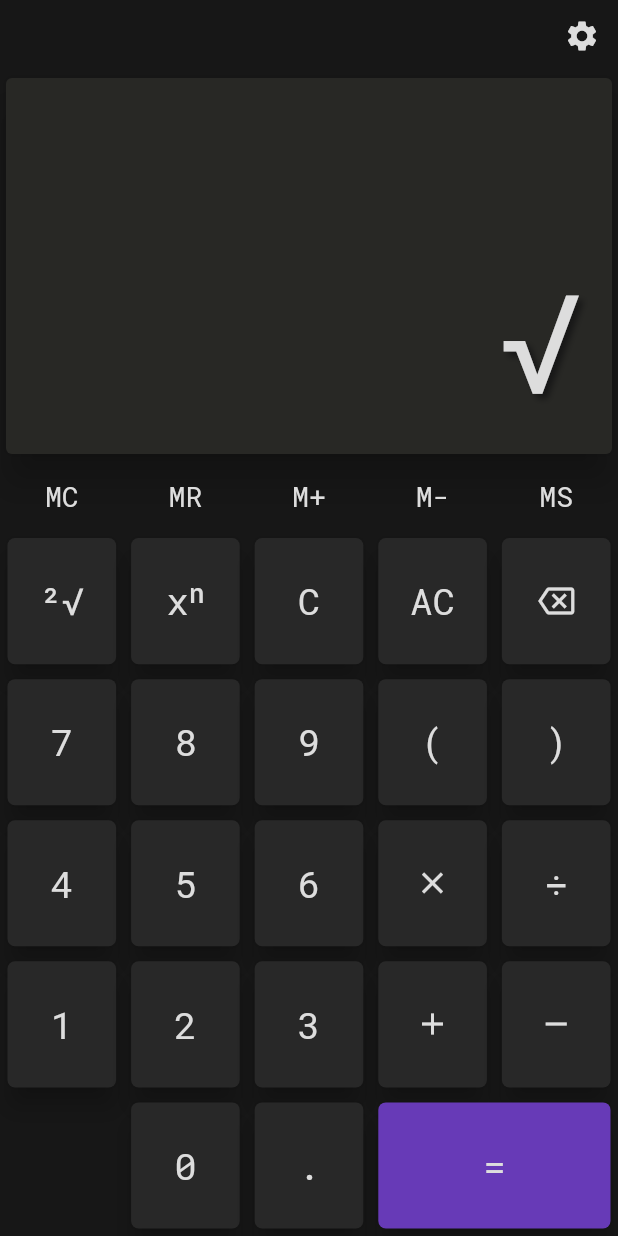
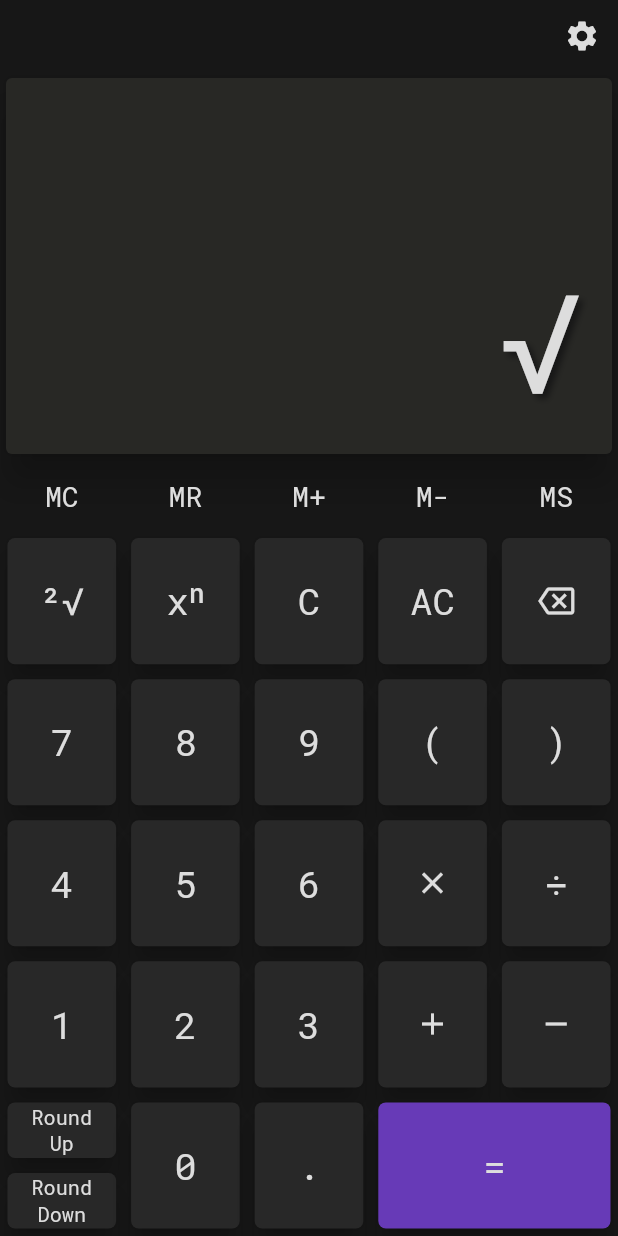
Before and after one commit to lucas-marianno/flutter_calculator_math_parser, a Flutter app: the screen it shows after launch, after a tap on an icon or button, on a phone screen of 412 x 824 dp. Run offline on Flutter 3.47's test engine with Material 2 defaults, Android fonts, the phone set to English and light mode, and no system bars; our stand-ins replace google_fonts.

Commit message:
logic power and squareroot implemented

```diff
--- a/lib/buttons.dart
+++ b/lib/buttons.dart
@@ -12,6 +12,8 @@ class ButtonId {
       seven = '7',
       eight = '8',
       nine = '9',
+      rndUp = 'up',
+      rndDown = 'dn',
       equal = '=',
       add = '+',
       subtract = '-',
@@ -87,6 +89,22 @@ class ButtonLabel extends StatelessWidget {
         case ButtonId.power:
           label = const Text('xⁿ');
           break;
+        case ButtonId.rndUp:
+          label = Column(
+            children: const [
+              Text('Round'),
+              Text('Up'),
+            ],
+          );
+          break;
+        case ButtonId.rndDown:
+          label = label = Column(
+            children: const [
+              Text('Round'),
+              Text('Down'),
+            ],
+          );
+          break;
         case ButtonId.mc:
           break;
         case ButtonId.mr:
@@ -103,7 +121,7 @@ class ButtonLabel extends StatelessWidget {
       }
     }
 
-    return label;
+    return FittedBox(child: label);
   }
 }
 
@@ -139,7 +157,7 @@ class EqualButton extends StatelessWidget {
         child: ElevatedButton(
           style: equalButtonStyle(),
           onPressed: () => buttonFunction(ButtonId.equal),
-          child: Text(ButtonId.equal),
+          child: const Text(ButtonId.equal),
         ),
       ),
     );
--- a/lib/equal_logic.dart
+++ b/lib/equal_logic.dart
@@ -7,7 +7,11 @@ String calculateMathExpr(String s) {
   if (!s.contains(RegExp(r'\d'))) return expressionError;
 
   // if input contains repeated operators, returns error
-  if (s.contains(RegExp(r'[*/+-]{2,}'))) return expressionError;
+  if (s.contains(RegExp('[${ButtonId.divide}^*+]{2,}')) ||
+      s.contains('--') ||
+      s.contains(ButtonId.squareRoot + ButtonId.squareRoot)) {
+    return expressionError;
+  }
 
   // gets rid of trailing .0s and returns it
   return parentheses(s).replaceAll(RegExp(r'\.0+$'), '');
@@ -100,6 +104,8 @@ String powRoot(String s) {
         result.last = pow(num.parse(expr[i - 1]), tempNum);
       } else {
         if (tempNum < 0) return expressionError;
+        if (i > 0 && isNum(result.last)) result.add('*');
+
         result.add(sqrt(tempNum));
       }
       expr[i + 1] == '-' ? i += 2 : i++;
@@ -129,6 +135,7 @@ String multDiv(String s) {
           : num.parse(expr[i + 1]);
 
       if (expr[i] == ButtonId.divide) {
+        if (tempNum == 0) return expressionError;
         result.last = (num.parse(result.last) / tempNum).toString();
       } else {
         result.last = (num.parse(result.last) * tempNum).toString();
--- a/lib/keyboard_layout.dart
+++ b/lib/keyboard_layout.dart
@@ -25,7 +25,7 @@ class KeyBoard extends StatelessWidget {
 
 class MemRow extends StatelessWidget {
   final Function updateScreenFunction;
-  const MemRow(this.updateScreenFunction,{super.key});
+  const MemRow(this.updateScreenFunction, {super.key});
 
   @override
   Widget build(BuildContext context) {
@@ -46,7 +46,7 @@ class MemRow extends StatelessWidget {
 
 class Row0 extends StatelessWidget {
   final Function updateScreenFunction;
-  const Row0(this.updateScreenFunction,{super.key});
+  const Row0(this.updateScreenFunction, {super.key});
 
   @override
   Widget build(BuildContext context) {
@@ -61,7 +61,6 @@ class Row0 extends StatelessWidget {
           DefaultButton(ButtonId.c, updateScreenFunction),
           DefaultButton(ButtonId.ac, updateScreenFunction),
           DefaultButton(ButtonId.delete, updateScreenFunction),
-
         ],
       ),
     );
@@ -70,7 +69,7 @@ class Row0 extends StatelessWidget {
 
 class Row1 extends StatelessWidget {
   final Function updateScreenFunction;
-  const Row1(this.updateScreenFunction,{super.key});
+  const Row1(this.updateScreenFunction, {super.key});
 
   @override
   Widget build(BuildContext context) {
@@ -93,7 +92,7 @@ class Row1 extends StatelessWidget {
 
 class Row2 extends StatelessWidget {
   final Function updateScreenFunction;
-  const Row2(this.updateScreenFunction,{super.key});
+  const Row2(this.updateScreenFunction, {super.key});
 
   @override
   Widget build(BuildContext context) {
@@ -116,7 +115,7 @@ class Row2 extends StatelessWidget {
 
 class Row3 extends StatelessWidget {
   final Function updateScreenFunction;
-  const Row3(this.updateScreenFunction,{super.key});
+  const Row3(this.updateScreenFunction, {super.key});
 
   @override
   Widget build(BuildContext context) {
@@ -139,7 +138,7 @@ class Row3 extends StatelessWidget {
 
 class Row4 extends StatelessWidget {
   final Function updateScreenFunction;
-  const Row4(this.updateScreenFunction,{super.key});
+  const Row4(this.updateScreenFunction, {super.key});
 
   @override
   Widget build(BuildContext context) {
@@ -149,7 +148,14 @@ class Row4 extends StatelessWidget {
         crossAxisAlignment: CrossAxisAlignment.stretch,
         mainAxisAlignment: MainAxisAlignment.center,
         children: [
-          Expanded(child: Container()),
+          Expanded(
+              child: Column(
+                crossAxisAlignment: CrossAxisAlignment.stretch,
+            children: [
+              DefaultButton(ButtonId.rndUp, updateScreenFunction),
+              DefaultButton(ButtonId.rndDown, updateScreenFunction),
+            ],
+          )),
           DefaultButton(ButtonId.zero, updateScreenFunction),
           DefaultButton(ButtonId.dot, updateScreenFunction),
           EqualButton(updateScreenFunction),
--- a/lib/logic.dart
+++ b/lib/logic.dart
@@ -1,4 +1,7 @@
 import 'package:calculator2/buttons.dart';
+import 'package:calculator2/screen.dart';
+
+import 'package:flutter/material.dart';
 import 'equal_logic.dart';
 
 String lastBtnPressed = '';
@@ -9,30 +12,47 @@ class Logic {
 
   Logic(this.buttonId, this.currentScreen);
 
-  static String newScreenValue(buttonId, currentScreen) {
-    if(lastBtnPressed == ButtonId.equal && '0123456789.'.contains(buttonId)) {
+  static String newScreenValue(String buttonId, String currentScreen) {
+    if (lastBtnPressed == ButtonId.equal && '0123456789.'.contains(buttonId)) {
       currentScreen = '0';
     }
+
     lastBtnPressed = buttonId;
 
-    if(currentScreen == expressionError) buttonId = ButtonId.c;
+    //if (currentScreen == expressionError) buttonId = ButtonId.c;
 
     if (buttonId == ButtonId.equal) {
-
+      memory.add(MemoryEntry(currentScreen, calculateMathExpr(currentScreen)));
       return calculateMathExpr(currentScreen);
-    } else if (buttonId == ButtonId.c || buttonId == ButtonId.ac) {
+    } else if (buttonId == ButtonId.c) {
+      return '0';
+    } else if (buttonId == ButtonId.ac) {
+      memory = [];
       return '0';
     } else if (buttonId == ButtonId.delete) {
       if (currentScreen.length <= 1) return currentScreen;
-
-      var temp = currentScreen.split('');
-      temp.removeLast();
-      return temp.join();
-    } else if ('0123456789.+-*/()DEL^\u221a\u00f7'.contains(buttonId)) {
-      currentScreen == '0' ? currentScreen = '' : null;
-      return currentScreen + buttonId;
+      return currentScreen.substring(0, currentScreen.length - 1);
+    } else if (buttonId == ButtonId.squareRoot &&
+        !currentScreen.contains(
+            RegExp('[*-+${ButtonId.divide}${ButtonId.squareRoot}]'))) {
+      return currentScreen == '0' ? buttonId : buttonId + currentScreen;
     } else {
-      return 'work in progress';
+      return currentScreen == '0' ? buttonId : currentScreen + buttonId;
     }
   }
+
+  static Widget newMemoryScreenValue() {
+    if (memory.length > 6) {
+      memory = memory.sublist(1);
+    }
+
+    return Expanded(
+      child: Column(
+        crossAxisAlignment: CrossAxisAlignment.stretch,
+        children: memory,
+      ),
+    );
+  }
 }
+
+List<Widget> memory = [];
--- a/lib/main.dart
+++ b/lib/main.dart
@@ -36,10 +36,12 @@ class HomePage extends StatefulWidget {
 
 class _HomePageState extends State<HomePage> {
   String screenValue = '0';
+  Widget memoryValue = const Expanded(child: Text(''));
 
   updateScreen(buttonId) {
     setState(() {
       screenValue = Logic.newScreenValue(buttonId, screenValue);
+      memoryValue = Logic.newMemoryScreenValue();
     });
   }
 
@@ -66,7 +68,7 @@ class _HomePageState extends State<HomePage> {
                 ),
               ),
             ),
-            Screen(screenValue),
+            Screen(screenValue, memoryValue),
             KeyBoard(updateScreen),
           ],
         ),
--- a/lib/screen.dart
+++ b/lib/screen.dart
@@ -3,17 +3,16 @@ import 'style.dart';
 
 class Screen extends StatefulWidget {
   final String screenValue;
-  const Screen(this.screenValue, {super.key});
+  final Widget memoryValue;
+  const Screen(this.screenValue, this.memoryValue, {super.key});
 
   @override
   State<Screen> createState() => _ScreenState();
 }
 
 class _ScreenState extends State<Screen> {
-
   @override
   Widget build(BuildContext context) {
-    //return Text(widget.screenValue);
     return Expanded(
       child: Card(
         elevation: 10,
@@ -24,10 +23,8 @@ class _ScreenState extends State<Screen> {
           child: Column(
             crossAxisAlignment: CrossAxisAlignment.stretch,
             children: [
-              const Expanded(child: Text('')),
-              const Expanded(child: Text('')),
+              widget.memoryValue,
               Expanded(
-                flex: 2,
                 child: FittedBox(
                   alignment: Alignment.bottomRight,
                   fit: BoxFit.contain,
@@ -45,3 +42,24 @@ class _ScreenState extends State<Screen> {
     );
   }
 }
+
+class MemoryEntry extends StatelessWidget {
+  final String entry;
+  final String result;
+  const MemoryEntry(this.entry, this.result,{super.key});
+
+  @override
+  Widget build(BuildContext context) {
+
+    return Expanded(
+      child: FittedBox(
+        fit: BoxFit.contain,
+        alignment: Alignment.centerRight,
+        child: Text(
+          '$entry=$result',
+          style: displayTextStyle(),
+        ),
+      ),
+    );
+  }
+}
```
